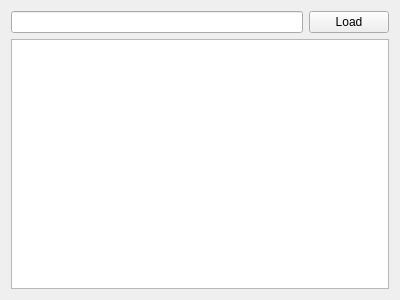
Qt form widget.ui (doctarhyf/filz) before a commit.
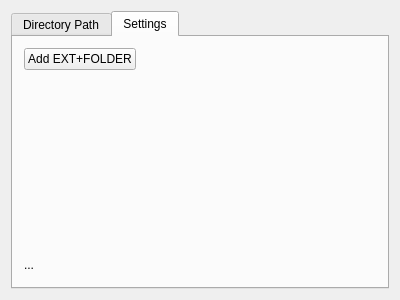
The same form after that commit. The open tabs and pages were chosen to show the change.

```diff
--- a/widget.ui
+++ b/widget.ui
@@ -13,6 +13,18 @@
   <property name="windowTitle">
    <string>Widget</string>
   </property>
+  <layout class="QVBoxLayout" name="verticalLayout_2">
+   <item>
+    <widget class="QTabWidget" name="tabWidget">
+     <property name="currentIndex">
+      <number>0</number>
+     </property>
+     <widget class="QWidget" name="tab">
+      <attribute name="title">
+       <string>Directory Path</string>
+      </attribute>
+      <layout class="QVBoxLayout" name="verticalLayout_3">
+       <item>
   <layout class="QVBoxLayout" name="verticalLayout">
    <item>
     <layout class="QHBoxLayout" name="horizontalLayout">
@@ -29,7 +41,71 @@
     </layout>
    </item>
    <item>
-    <widget class="QListWidget" name="listWidget"/>
+          <widget class="QListView" name="listView"/>
+         </item>
+         <item>
+          <widget class="QPushButton" name="pushButtonSort">
+           <property name="text">
+            <string>Sort</string>
+           </property>
+          </widget>
+         </item>
+        </layout>
+       </item>
+      </layout>
+     </widget>
+     <widget class="QWidget" name="tab_2">
+      <attribute name="title">
+       <string>Settings</string>
+      </attribute>
+      <layout class="QVBoxLayout" name="verticalLayout_4">
+       <item>
+        <layout class="QHBoxLayout" name="horizontalLayout_2">
+         <item>
+          <widget class="QPushButton" name="pushButtonNewExt">
+           <property name="text">
+            <string>Add EXT+FOLDER</string>
+           </property>
+          </widget>
+         </item>
+         <item>
+          <spacer name="horizontalSpacer">
+           <property name="orientation">
+            <enum>Qt::Horizontal</enum>
+           </property>
+           <property name="sizeHint" stdset="0">
+            <size>
+             <width>40</width>
+             <height>20</height>
+            </size>
+           </property>
+          </spacer>
+         </item>
+        </layout>
+       </item>
+       <item>
+        <widget class="QLabel" name="labelExts">
+         <property name="minimumSize">
+          <size>
+           <width>301</width>
+           <height>171</height>
+          </size>
+         </property>
+         <property name="text">
+          <string/>
+         </property>
+        </widget>
+       </item>
+       <item>
+        <widget class="QLabel" name="labelSettingsPath">
+         <property name="text">
+          <string>...</string>
+         </property>
+        </widget>
+       </item>
+      </layout>
+     </widget>
+    </widget>
    </item>
   </layout>
  </widget>
```
Lines whose indentation alone changed are shown as unchanged.
